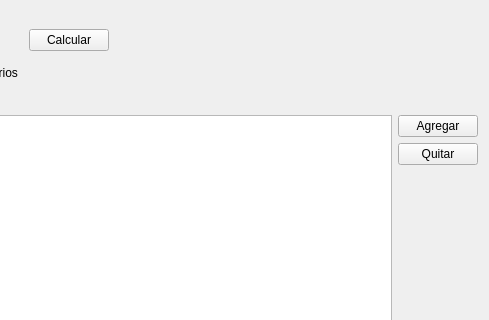
This is MeteoAstrologia/fileloadwidget.ui in diegowald/meteo as Qt 5 draws it before an edit; both pictures show x 151 to 640 and y 0 to 320 of the 640 by 480 pixel window. The edited form follows.
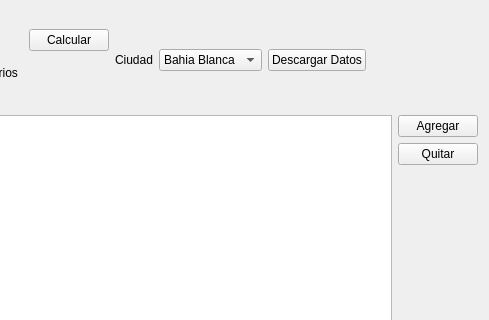
This is the edited form.

Commit message: Se agrega la funcionalidad para descargar archivos desde internet.

Patch:
```diff
--- a/MeteoAstrologia/fileloadwidget.ui
+++ b/MeteoAstrologia/fileloadwidget.ui
@@ -78,6 +78,47 @@
        </item>
       </layout>
      </item>
+     <item>
+      <layout class="QVBoxLayout" name="verticalLayout_5"/>
+     </item>
+     <item>
+      <widget class="QLabel" name="label">
+       <property name="text">
+        <string>Ciudad</string>
+       </property>
+      </widget>
+     </item>
+     <item>
+      <widget class="QComboBox" name="cboCiudad">
+       <item>
+        <property name="text">
+         <string>Bahia Blanca</string>
+        </property>
+       </item>
+       <item>
+        <property name="text">
+         <string>Tres Arroyos</string>
+        </property>
+       </item>
+       <item>
+        <property name="text">
+         <string>Mar del Plata</string>
+        </property>
+       </item>
+       <item>
+        <property name="text">
+         <string>Buenos Aires</string>
+        </property>
+       </item>
+      </widget>
+     </item>
+     <item>
+      <widget class="QPushButton" name="btnDownload">
+       <property name="text">
+        <string>Descargar Datos</string>
+       </property>
+      </widget>
+     </item>
      <item>
       <spacer name="horizontalSpacer_2">
        <property name="orientation">
```
The commit also changes 117 other files.
